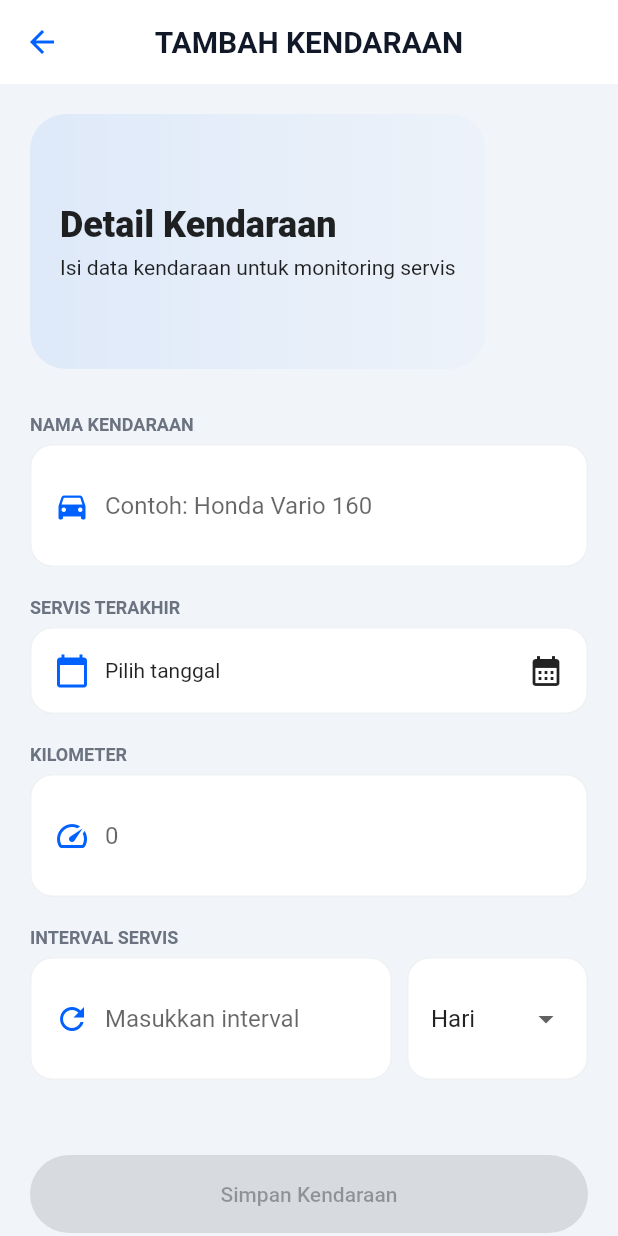
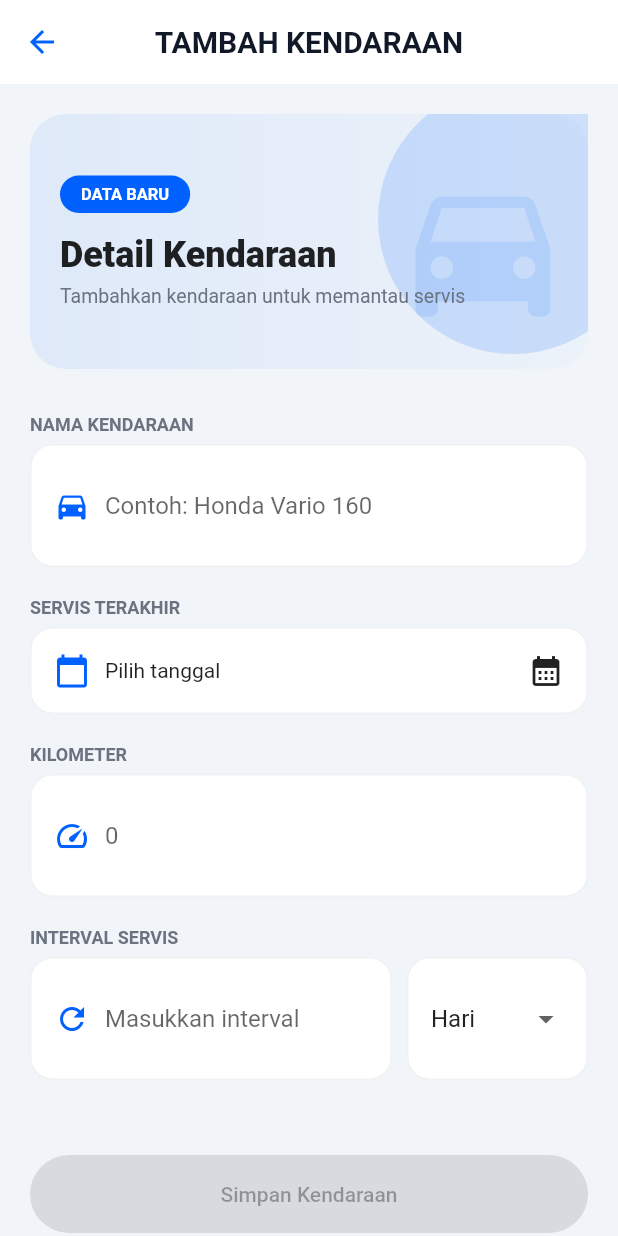
Before and after one commit to KynanMuzha/apk_pengingat_servis_kendaraan, a Flutter app: the TambahScreen screen opened directly, on a phone screen of 412 x 824 dp. Run offline on Flutter 3.47's test engine with Material 3 defaults, Android fonts, the phone set to English and light mode, and no system bars; our stand-ins replace hive, hive_flutter; accounts and stored records are empty.

Commit message:
ubah edit data kendaraan

```diff
--- a/lib/screens/tambah_screen.dart
+++ b/lib/screens/tambah_screen.dart
@@ -4,7 +4,7 @@ import '../app_colors.dart';
 import 'package:intl/intl.dart';
 
 class TambahScreen extends StatefulWidget {
-  final Kendaraan? kendaraan; // 🔥 tambah ini
+  final Kendaraan? kendaraan;
 
   const TambahScreen({super.key, this.kendaraan});
 
@@ -21,12 +21,13 @@ class _TambahScreenState extends State<TambahScreen> {
   String intervalType = "Hari";
   DateTime? nextService;
 
+  bool get isEdit => widget.kendaraan != null;
+
   @override
   void initState() {
     super.initState();
 
-    // 🔥 AUTO ISI SAAT EDIT
-    if (widget.kendaraan != null) {
+    if (isEdit) {
       final k = widget.kendaraan!;
       nameController.text = k.nama;
       kmController.text = k.km.toString();
@@ -48,7 +49,7 @@ class _TambahScreenState extends State<TambahScreen> {
   Future<void> pickDate() async {
     FocusScope.of(context).unfocus();
 
-    DateTime? picked = await showDatePicker(
+    final picked = await showDatePicker(
       context: context,
       initialDate: selectedDate ?? DateTime.now(),
       firstDate: DateTime(2000),
@@ -100,8 +101,7 @@ class _TambahScreenState extends State<TambahScreen> {
   void simpan() {
     if (!isValid) return;
 
-    if (widget.kendaraan != null) {
-      // 🔥 EDIT MODE
+    if (isEdit) {
       final k = widget.kendaraan!;
       k.nama = nameController.text;
       k.km = int.parse(kmController.text);
@@ -111,7 +111,6 @@ class _TambahScreenState extends State<TambahScreen> {
       k.servisTerakhir = selectedDate!;
       k.save();
     } else {
-      // 🔥 TAMBAH MODE
       final kendaraan = Kendaraan(
         nama: nameController.text,
         km: int.parse(kmController.text),
@@ -134,12 +133,12 @@ class _TambahScreenState extends State<TambahScreen> {
       intervalController.text.isNotEmpty &&
       selectedDate != null;
 
-  // ================= UI =================
   @override
   Widget build(BuildContext context) {
     return Scaffold(
       backgroundColor: AppColors.background,
 
+      // ================= APPBAR =================
       appBar: AppBar(
         backgroundColor: Colors.white,
         elevation: 0,
@@ -148,9 +147,7 @@ class _TambahScreenState extends State<TambahScreen> {
           onPressed: () => Navigator.pop(context),
         ),
         title: Text(
-          widget.kendaraan == null
-              ? "TAMBAH KENDARAAN"
-              : "EDIT KENDARAAN", // 🔥 berubah otomatis
+          isEdit ? "EDIT KENDARAAN" : "TAMBAH KENDARAAN",
           style: const TextStyle(
             color: AppColors.textPrimary,
             fontWeight: FontWeight.bold,
@@ -159,6 +156,7 @@ class _TambahScreenState extends State<TambahScreen> {
         centerTitle: true,
       ),
 
+      // ================= BODY =================
       body: SafeArea(
         child: SingleChildScrollView(
           padding: const EdgeInsets.all(20),
@@ -166,7 +164,6 @@ class _TambahScreenState extends State<TambahScreen> {
             crossAxisAlignment: CrossAxisAlignment.start,
             children: [
 
-              // ===== HEADER (TIDAK DIUBAH) =====
               _header(),
 
               const SizedBox(height: 30),
@@ -186,14 +183,12 @@ class _TambahScreenState extends State<TambahScreen> {
                 child: box(
                   child: Row(
                     children: [
-                      const Icon(Icons.calendar_today,
-                          color: AppColors.primary),
+                      const Icon(Icons.calendar_today, color: AppColors.primary),
                       const SizedBox(width: 10),
                       Text(
                         selectedDate == null
                             ? "Pilih tanggal"
-                            : DateFormat('dd MMM yyyy')
-                                .format(selectedDate!),
+                            : DateFormat('dd MMM yyyy').format(selectedDate!),
                       ),
                       const Spacer(),
                       const Icon(Icons.calendar_month),
@@ -234,10 +229,8 @@ class _TambahScreenState extends State<TambahScreen> {
                           value: intervalType,
                           isExpanded: true,
                           items: const [
-                            DropdownMenuItem(
-                                value: "Hari", child: Text("Hari")),
-                            DropdownMenuItem(
-                                value: "Bulan", child: Text("Bulan")),
+                            DropdownMenuItem(value: "Hari", child: Text("Hari")),
+                            DropdownMenuItem(value: "Bulan", child: Text("Bulan")),
                           ],
                           onChanged: (value) {
                             setState(() {
@@ -263,14 +256,12 @@ class _TambahScreenState extends State<TambahScreen> {
                   ),
                   child: Row(
                     children: [
-                      const Icon(Icons.schedule,
-                          color: AppColors.primary),
+                      const Icon(Icons.schedule, color: AppColors.primary),
                       const SizedBox(width: 10),
                       Expanded(
                         child: Text(
                           "Servis berikutnya: ${DateFormat('dd MMM yyyy').format(nextService!)}",
-                          style: const TextStyle(
-                              fontWeight: FontWeight.w600),
+                          style: const TextStyle(fontWeight: FontWeight.w600),
                         ),
                       ),
                     ],
@@ -279,7 +270,6 @@ class _TambahScreenState extends State<TambahScreen> {
 
               const SizedBox(height: 30),
 
-              // ===== SIMPAN =====
               SizedBox(
                 width: double.infinity,
                 child: ElevatedButton(
@@ -292,57 +282,8 @@ class _TambahScreenState extends State<TambahScreen> {
                     ),
                   ),
                   child: Text(
-                    widget.kendaraan == null
-                        ? "Simpan Kendaraan"
-                        : "Simpan Perubahan",
+                    isEdit ? "Simpan Perubahan" : "Simpan Kendaraan",
                   ),
-                ),
-              ),
-
-              const SizedBox(height: 12),
-
-              // ===== DELETE (HANYA SAAT EDIT) =====
-              if (widget.kendaraan != null)
-                SizedBox(
-                  width: double.infinity,
-                  child: OutlinedButton(
-                    onPressed: () async {
-                      final confirm = await showDialog(
-                        context: context,
-                        builder: (_) => AlertDialog(
-                          title: const Text("Hapus Kendaraan"),
-                          content:
-                              const Text("Yakin ingin menghapus data ini?"),
-                          actions: [
-                            TextButton(
-                              onPressed: () =>
-                                  Navigator.pop(context, false),
-                              child: const Text("Batal"),
-                            ),
-                            TextButton(
-                              onPressed: () =>
-                                  Navigator.pop(context, true),
-                              child: const Text("Hapus"),
-                            ),
-                          ],
-                        ),
-                      );
-
-                      if (confirm == true) {
-                        widget.kendaraan!.delete();
-                        Navigator.pop(context);
-                      }
-                    },
-                    style: OutlinedButton.styleFrom(
-                      foregroundColor: Colors.red,
-                      side: const BorderSide(color: Colors.red),
-                      padding:
-                          const EdgeInsets.symmetric(vertical: 16),
-                      shape: RoundedRectangleBorder(
-                        borderRadius: BorderRadius.circular(40),
-                      ),
-                    ),
-                    child: const Text("Hapus Kendaraan"),
                 ),
               ),
             ],
@@ -352,12 +293,13 @@ class _TambahScreenState extends State<TambahScreen> {
     );
   }
 
-  // ================= UI COMPONENT =================
-
+  // ================= HEADER =================
   Widget _header() {
     return SizedBox(
       height: 170,
-      child: Container(
+      child: Stack(
+        children: [
+          Container(
             decoration: BoxDecoration(
               borderRadius: BorderRadius.circular(24),
               gradient: LinearGradient(
@@ -367,30 +309,90 @@ class _TambahScreenState extends State<TambahScreen> {
                 ],
               ),
             ),
+          ),
+          Positioned(
+            right: -40,
+            top: -20,
+            child: Container(
+              width: 180,
+              height: 180,
+              decoration: BoxDecoration(
+                color: AppColors.primary.withOpacity(0.15),
+                shape: BoxShape.circle,
+              ),
+            ),
+          ),
+          Positioned(
+            right: 10,
+            top: 30,
+            child: Opacity(
+              opacity: 0.1,
+              child: Icon(
+                Icons.directions_car,
+                size: 120,
+                color: AppColors.primary,
+              ),
+            ),
+          ),
+          Padding(
             padding: const EdgeInsets.all(20),
-        child: const Column(
+            child: Column(
               crossAxisAlignment: CrossAxisAlignment.start,
               mainAxisAlignment: MainAxisAlignment.center,
               children: [
-            Text("Detail Kendaraan",
-                style:
-                    TextStyle(fontSize: 24, fontWeight: FontWeight.w900)),
-            SizedBox(height: 6),
-            Text("Isi data kendaraan untuk monitoring servis"),
+                Container(
+                  padding: const EdgeInsets.symmetric(horizontal: 14, vertical: 6),
+                  decoration: BoxDecoration(
+                    color: AppColors.primary,
+                    borderRadius: BorderRadius.circular(30),
+                  ),
+                  child: Text(
+                    isEdit ? "EDIT DATA" : "DATA BARU",
+                    style: const TextStyle(
+                      color: Colors.white,
+                      fontSize: 11,
+                      fontWeight: FontWeight.bold,
+                    ),
+                  ),
+                ),
+                const SizedBox(height: 14),
+                Text(
+                  isEdit ? "Edit Kendaraan" : "Detail Kendaraan",
+                  style: const TextStyle(
+                    fontSize: 24,
+                    fontWeight: FontWeight.w900,
+                  ),
+                ),
+                const SizedBox(height: 6),
+                Text(
+                  isEdit
+                      ? "Perbarui data kendaraan untuk memantau servis"
+                      : "Tambahkan kendaraan untuk memantau servis",
+                  style: const TextStyle(
+                    fontSize: 13,
+                    color: AppColors.textSecondary,
+                  ),
+                ),
               ],
             ),
+          ),
+        ],
       ),
     );
   }
 
+  // ================= COMPONENT =================
   Widget label(String text) {
     return Padding(
       padding: const EdgeInsets.only(bottom: 6),
-      child: Text(text,
+      child: Text(
+        text,
         style: const TextStyle(
           fontWeight: FontWeight.w600,
           color: AppColors.textSecondary,
-              fontSize: 12)),
+          fontSize: 12,
+        ),
+      ),
     );
   }
 
@@ -425,8 +427,7 @@ class _TambahScreenState extends State<TambahScreen> {
 
   Widget box({required Widget child}) {
     return Container(
-      padding:
-          const EdgeInsets.symmetric(horizontal: 15, vertical: 16),
+      padding: const EdgeInsets.symmetric(horizontal: 15, vertical: 16),
       decoration: BoxDecoration(
         color: Colors.white,
         borderRadius: BorderRadius.circular(15),
```
Lines whose indentation alone changed are shown as unchanged.
